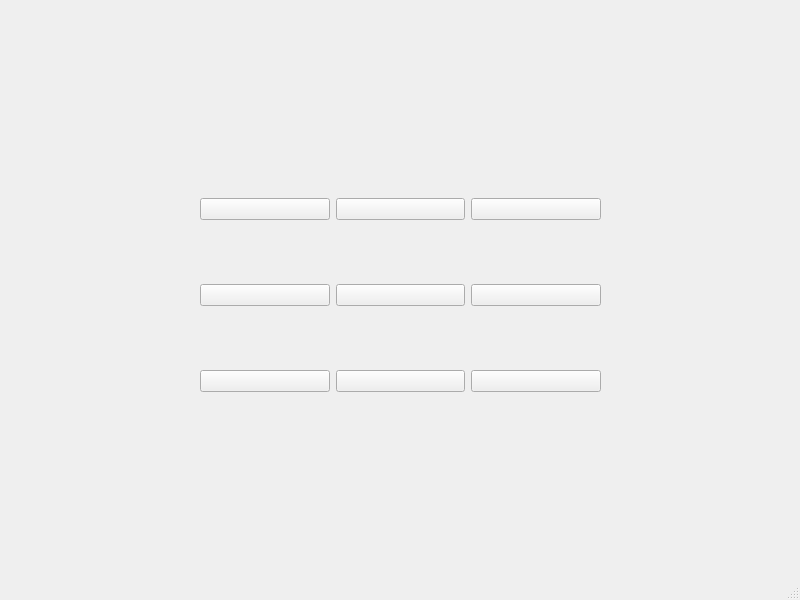
First picture: the form in window.ui, repository Vibenshus-Gymnasium-Pro/pyside6-3-rafael-1, before the edit.
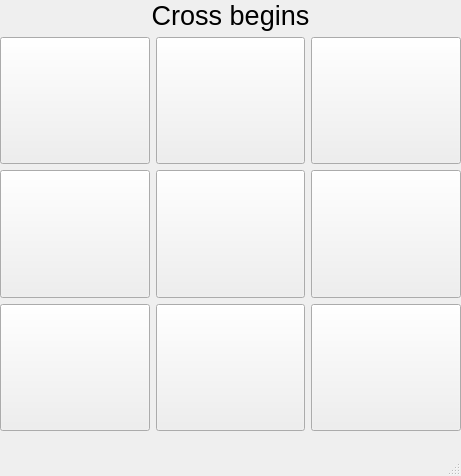
Second picture: the form after the edit.

Commit message: Improved the window design

The edit to the form file:
```diff
--- a/window.ui
+++ b/window.ui
@@ -6,23 +6,52 @@
    <rect>
     <x>0</x>
     <y>0</y>
-    <width>800</width>
-    <height>600</height>
+    <width>461</width>
+    <height>476</height>
    </rect>
   </property>
   <property name="windowTitle">
    <string>TicTacToe</string>
   </property>
   <widget class="QWidget" name="centralwidget">
-   <widget class="QWidget" name="gridLayoutWidget">
+   <property name="sizePolicy">
+    <sizepolicy hsizetype="Expanding" vsizetype="Expanding">
+     <horstretch>0</horstretch>
+     <verstretch>0</verstretch>
+    </sizepolicy>
+   </property>
+   <widget class="QWidget" name="verticalLayoutWidget">
     <property name="geometry">
      <rect>
-      <x>200</x>
-      <y>140</y>
-      <width>401</width>
-      <height>311</height>
+      <x>0</x>
+      <y>0</y>
+      <width>461</width>
+      <height>431</height>
      </rect>
     </property>
+    <layout class="QVBoxLayout" name="verticalLayout">
+     <item>
+      <widget class="QLabel" name="label">
+       <property name="sizePolicy">
+        <sizepolicy hsizetype="Expanding" vsizetype="Minimum">
+         <horstretch>0</horstretch>
+         <verstretch>0</verstretch>
+        </sizepolicy>
+       </property>
+       <property name="font">
+        <font>
+         <pointsize>20</pointsize>
+        </font>
+       </property>
+       <property name="text">
+        <string>Cross begins</string>
+       </property>
+       <property name="alignment">
+        <set>Qt::AlignmentFlag::AlignCenter</set>
+       </property>
+      </widget>
+     </item>
+     <item>
     <layout class="QGridLayout" name="gridLayout">
      <property name="leftMargin">
       <number>0</number>
@@ -64,6 +93,25 @@
      </item>
      <item row="1" column="1">
       <widget class="QPushButton" name="button22">
+         <property name="sizePolicy">
+          <sizepolicy hsizetype="Minimum" vsizetype="Expanding">
+           <horstretch>0</horstretch>
+           <verstretch>0</verstretch>
+          </sizepolicy>
+         </property>
+         <property name="text">
+          <string/>
+         </property>
+        </widget>
+       </item>
+       <item row="1" column="0">
+        <widget class="QPushButton" name="button21">
+         <property name="sizePolicy">
+          <sizepolicy hsizetype="Minimum" vsizetype="Expanding">
+           <horstretch>0</horstretch>
+           <verstretch>0</verstretch>
+          </sizepolicy>
+         </property>
        <property name="text">
         <string/>
        </property>
@@ -71,6 +119,25 @@
      </item>
      <item row="0" column="2">
       <widget class="QPushButton" name="button13">
+         <property name="sizePolicy">
+          <sizepolicy hsizetype="Minimum" vsizetype="Expanding">
+           <horstretch>0</horstretch>
+           <verstretch>0</verstretch>
+          </sizepolicy>
+         </property>
+         <property name="text">
+          <string/>
+         </property>
+        </widget>
+       </item>
+       <item row="0" column="0">
+        <widget class="QPushButton" name="button11">
+         <property name="sizePolicy">
+          <sizepolicy hsizetype="Minimum" vsizetype="Expanding">
+           <horstretch>0</horstretch>
+           <verstretch>0</verstretch>
+          </sizepolicy>
+         </property>
        <property name="text">
         <string/>
        </property>
@@ -78,6 +145,38 @@
      </item>
      <item row="1" column="2">
       <widget class="QPushButton" name="button23">
+         <property name="sizePolicy">
+          <sizepolicy hsizetype="Minimum" vsizetype="Expanding">
+           <horstretch>0</horstretch>
+           <verstretch>0</verstretch>
+          </sizepolicy>
+         </property>
+         <property name="text">
+          <string/>
+         </property>
+        </widget>
+       </item>
+       <item row="0" column="1">
+        <widget class="QPushButton" name="button12">
+         <property name="sizePolicy">
+          <sizepolicy hsizetype="Minimum" vsizetype="Expanding">
+           <horstretch>0</horstretch>
+           <verstretch>0</verstretch>
+          </sizepolicy>
+         </property>
+         <property name="text">
+          <string/>
+         </property>
+        </widget>
+       </item>
+       <item row="2" column="1">
+        <widget class="QPushButton" name="button32">
+         <property name="sizePolicy">
+          <sizepolicy hsizetype="Minimum" vsizetype="Expanding">
+           <horstretch>0</horstretch>
+           <verstretch>0</verstretch>
+          </sizepolicy>
+         </property>
        <property name="text">
         <string/>
        </property>
@@ -86,7 +185,7 @@
      <item row="2" column="2">
       <widget class="QPushButton" name="button33">
        <property name="sizePolicy">
-        <sizepolicy hsizetype="Minimum" vsizetype="Fixed">
+          <sizepolicy hsizetype="Minimum" vsizetype="Expanding">
          <horstretch>0</horstretch>
          <verstretch>0</verstretch>
         </sizepolicy>
@@ -99,6 +198,21 @@
        </property>
       </widget>
      </item>
+       <item row="2" column="0">
+        <widget class="QPushButton" name="button31">
+         <property name="sizePolicy">
+          <sizepolicy hsizetype="Minimum" vsizetype="Expanding">
+           <horstretch>0</horstretch>
+           <verstretch>0</verstretch>
+          </sizepolicy>
+         </property>
+         <property name="text">
+          <string/>
+         </property>
+        </widget>
+       </item>
+      </layout>
+     </item>
     </layout>
    </widget>
   </widget>
```
Left out of the diff: 37 changed lines with no effect on the pictures. Lines whose indentation alone changed are shown as unchanged.
